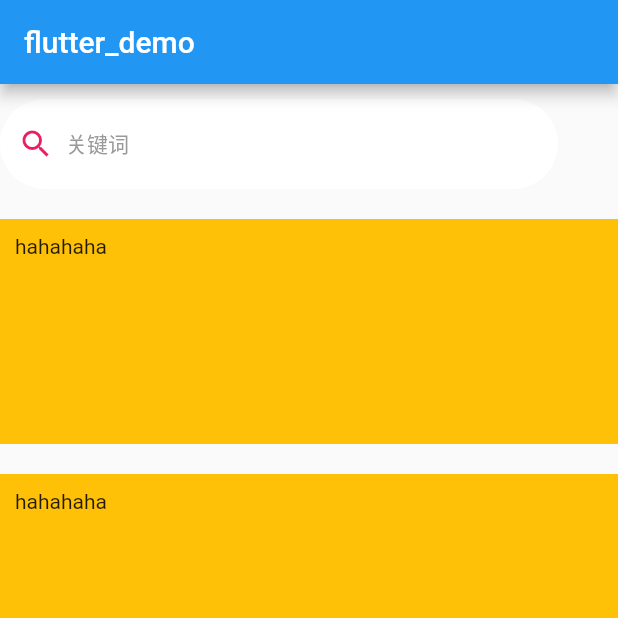
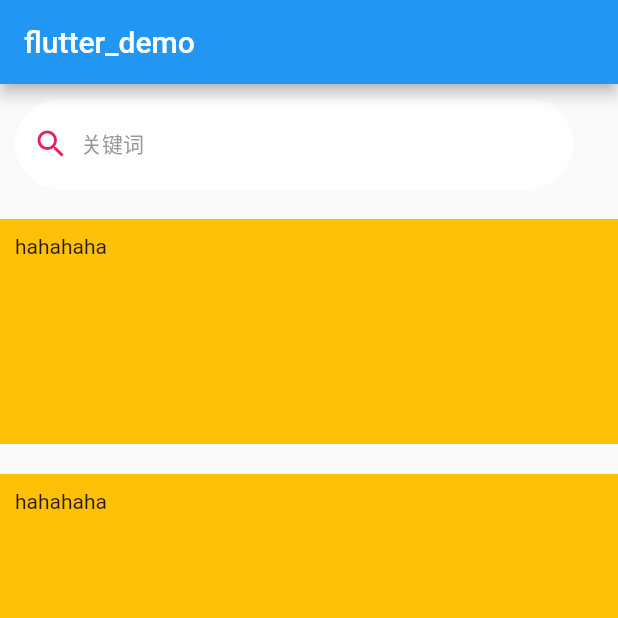
Before and after one commit to JoHa886/flutter_application_demo, a Flutter app: the screen it shows after launch, on a phone screen of 412 x 824 dp, the top half of it. Run offline on Flutter 3.47's test engine with Material 2 defaults, Android fonts, the phone set to English and light mode, and no system bars; our stand-ins replace dio.

Commit message:
修改搜索框

```diff
--- a/lib/pages/home/home.dart
+++ b/lib/pages/home/home.dart
@@ -19,8 +19,11 @@ class _HomeState extends State<Home> {
         children: [
           Container(
             width: double.infinity,
+            alignment: Alignment.center,
             child: YmSearchBar(
                 hint: "关键词",
+                margin:
+                    const EdgeInsets.only(top: 10.0, bottom: 10.0, left: 10.0),
                 width: MediaQuery.of(context).size.width - 40,
                 onSubmitted: (text) {
                   print("搜索$text");
```
